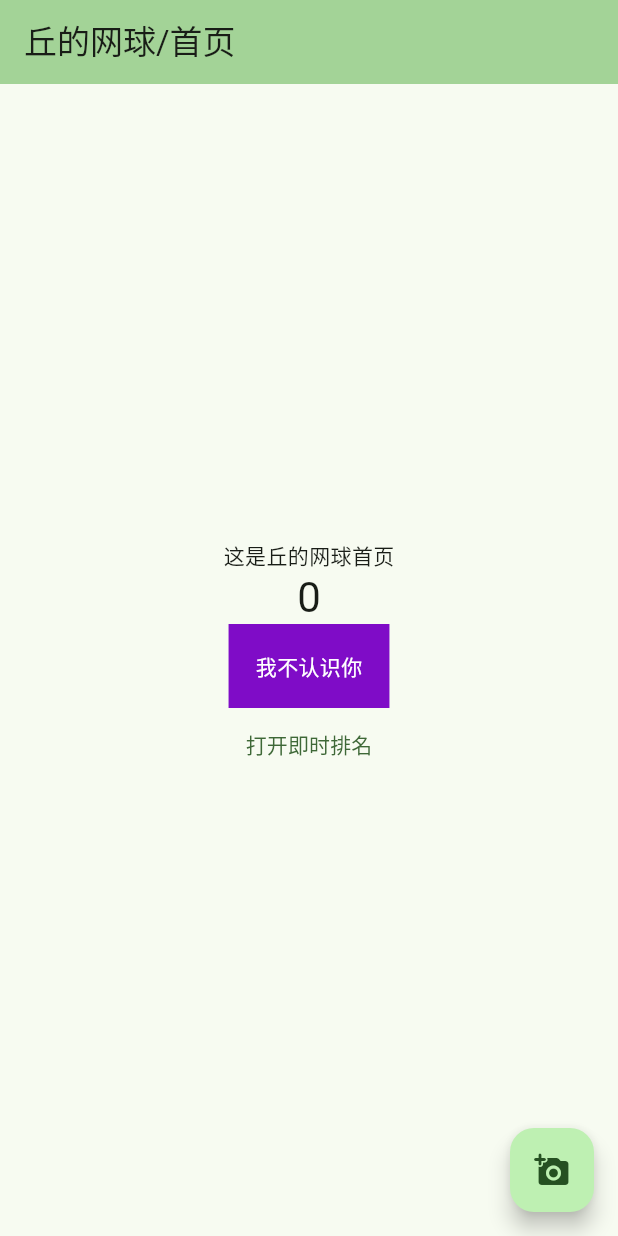
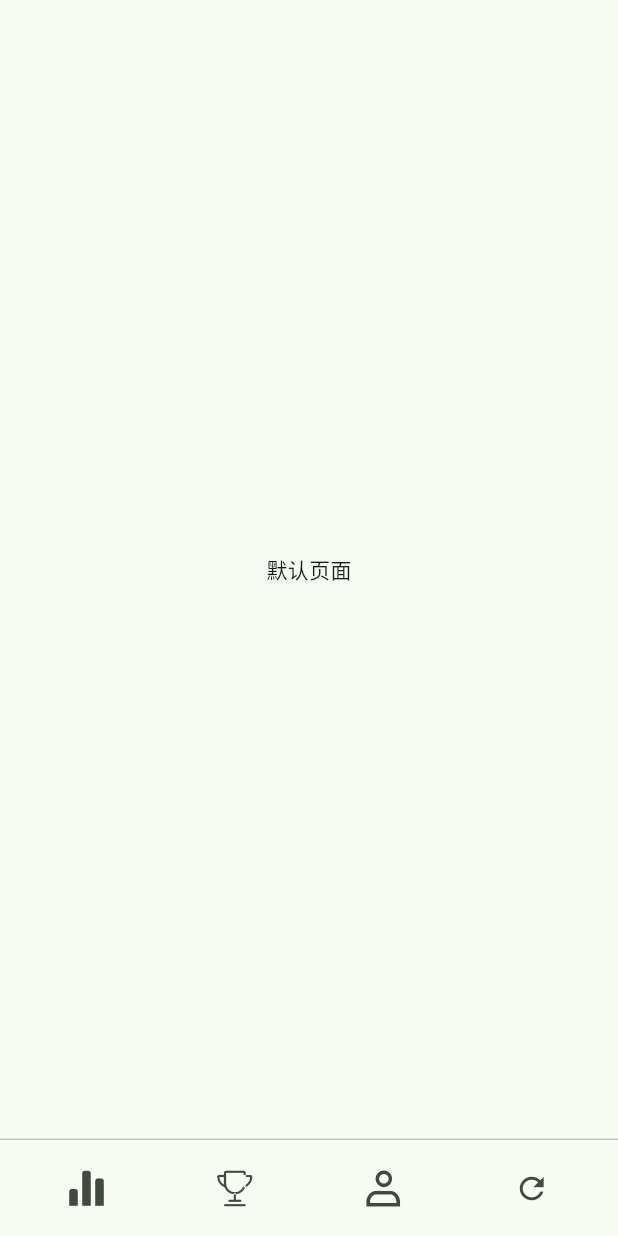
Before and after one commit to lesbuy/tennis-flutter, a Flutter app: the screen it shows after launch, on a phone screen of 412 x 824 dp. Run offline on Flutter 3.47's test engine with Material 2 defaults, Android fonts, the phone set to English and light mode, and no system bars.

Commit message:
home grid

```diff
--- /dev/null
+++ b/lib/components/iconfont.dart
@@ -0,0 +1,18 @@
+import 'package:flutter/material.dart';
+
+class IconFont {
+  static const IconData rank =
+      IconData(0xe66f, fontFamily: 'iconfont', matchTextDirection: true);
+  static const IconData trophy =
+      IconData(0xe619, fontFamily: 'iconfont', matchTextDirection: true);
+  static const IconData single =
+      IconData(0xe615, fontFamily: 'iconfont', matchTextDirection: true);
+  static const IconData double =
+      IconData(0xe617, fontFamily: 'iconfont', matchTextDirection: true);
+  static const IconData male =
+      IconData(0xe616, fontFamily: 'iconfont', matchTextDirection: true);
+  static const IconData female =
+      IconData(0xe618, fontFamily: 'iconfont', matchTextDirection: true);
+  static const IconData refresh =
+      IconData(0xe656, fontFamily: 'iconfont', matchTextDirection: true);
+}
--- a/lib/main.dart
+++ b/lib/main.dart
@@ -1,178 +1,181 @@
 import 'package:flutter/material.dart';
+import 'package:coric_tennis/components/iconfont.dart';
 
 void main() {
   runApp(const MyApp());
 }
 
+// root
 class MyApp extends StatelessWidget {
   const MyApp({super.key});
-
-  // This widget is the root of your application.
   @override
   Widget build(BuildContext context) {
     return MaterialApp(
       title: '丘的网球 Demo',
       theme: ThemeData(
-        // This is the theme of your application.
-        //
-        // TRY THIS: Try running your application with "flutter run". You'll see
-        // the application has a blue toolbar. Then, without quitting the app,
-        // try changing the seedColor in the colorScheme below to Colors.green
-        // and then invoke "hot reload" (save your changes or press the "hot
-        // reload" button in a Flutter-supported IDE, or press "r" if you used
-        // the command line to start the app).
-        //
-        // Notice that the counter didn't reset back to zero; the application
-        // state is not lost during the reload. To reset the state, use hot
-        // restart instead.
-        //
-        // This works for code too, not just values: Most code changes can be
-        // tested with just a hot reload.
         colorScheme: ColorScheme.fromSeed(
             seedColor: const Color.fromARGB(255, 11, 239, 49)),
         useMaterial3: true,
       ),
-      home: const MyHomePage(title: '丘的网球/首页'),
+      home: const Home(title: '丘的网球/首页'),
     );
   }
 }
 
-class MyHomePage extends StatefulWidget {
-  const MyHomePage({super.key, required this.title});
-
-  // This widget is the home page of your application. It is stateful, meaning
-  // that it has a State object (defined below) that contains fields that affect
-  // how it looks.
-
-  // This class is the configuration for the state. It holds the values (in this
-  // case the title) provided by the parent (in this case the App widget) and
-  // used by the build method of the State. Fields in a Widget subclass are
-  // always marked "final".
-
+// 首页
+class Home extends StatefulWidget {
+  const Home({super.key, required this.title});
   final String title;
 
   @override
-  State<MyHomePage> createState() => _MyHomePageState();
+  State<Home> createState() => _HomeState();
 }
 
-class _MyHomePageState extends State<MyHomePage> {
-  int _counter = 0;
+class _HomeState extends State<Home> {
+  int _tabIndex = 0;
 
-  void _incrementCounter() {
+  void _onItemTapped(int index) {
     setState(() {
-      // This call to setState tells the Flutter framework that something has
-      // changed in this State, which causes it to rerun the build method below
-      // so that the display can reflect the updated values. If we changed
-      // _counter without calling setState(), then the build method would not be
-      // called again, and so nothing would appear to happen.
-      _counter++;
+      _tabIndex = index;
     });
   }
 
   @override
   Widget build(BuildContext context) {
-    // This method is rerun every time setState is called, for instance as done
-    // by the _incrementCounter method above.
-    //
-    // The Flutter framework has been optimized to make rerunning build methods
-    // fast, so that you can just rebuild anything that needs updating rather
-    // than having to individually change instances of widgets.
     return Scaffold(
-      appBar: AppBar(
-        // TRY THIS: Try changing the color here to a specific color (to
-        // Colors.amber, perhaps?) and trigger a hot reload to see the AppBar
-        // change color while the other colors stay the same.
-        backgroundColor: Theme.of(context).colorScheme.inversePrimary,
-        // Here we take the value from the MyHomePage object that was created by
-        // the App.build method, and use it to set our appbar title.
-        title: Text(widget.title),
-      ),
-      body: Center(
-        // Center is a layout widget. It takes a single child and positions it
-        // in the middle of the parent.
-        child: Column(
-          // Column is also a layout widget. It takes a list of children and
-          // arranges them vertically. By default, it sizes itself to fit its
-          // children horizontally, and tries to be as tall as its parent.
-          //
-          // Column has various properties to control how it sizes itself and
-          // how it positions its children. Here we use mainAxisAlignment to
-          // center the children vertically; the main axis here is the vertical
-          // axis because Columns are vertical (the cross axis would be
-          // horizontal).
-          //
-          // TRY THIS: Invoke "debug painting" (choose the "Toggle Debug Paint"
-          // action in the IDE, or press "p" in the console), to see the
-          // wireframe for each widget.
-          mainAxisAlignment: MainAxisAlignment.center,
-          children: <Widget>[
-            const Text(
-              '这是丘的网球首页',
+      persistentFooterButtons: <Widget>[
+        Row(
+          mainAxisAlignment: MainAxisAlignment.spaceAround,
+          children: [
+            IconButton(
+              icon: const Icon(IconFont.rank),
+              onPressed: () => _onItemTapped(1),
             ),
-            Text(
-              '$_counter',
-              style: Theme.of(context).textTheme.headlineMedium,
+            IconButton(
+              icon: const Icon(IconFont.trophy),
+              onPressed: () => _onItemTapped(2),
             ),
-            const Echo(text: '我不认识你'),
-            TextButton(
-              child: const Text("打开即时排名"),
-              onPressed: () {
-                //导航到新路由
-                Navigator.push(
-                  context,
-                  MaterialPageRoute(builder: (context) {
-                    return const NewRoute();
-                  }),
-                );
-              },
+            IconButton(
+              icon: const Icon(IconFont.single),
+              onPressed: () => _onItemTapped(3),
+            ),
+            IconButton(
+              icon: const Icon(IconFont.refresh),
+              onPressed: () => _onItemTapped(4),
             ),
           ],
-        ),
-      ),
-      floatingActionButton: FloatingActionButton(
-        onPressed: _incrementCounter,
-        tooltip: 'Increment',
-        child: const Icon(Icons.add_a_photo_rounded),
-      ), // This trailing comma makes auto-formatting nicer for build methods.
+        )
+      ],
+      body: Body(tabIndex: _tabIndex),
     );
   }
 }
 
-class Echo extends StatelessWidget {
-  const Echo({
-    Key? key,
-    required this.text,
-    this.backgroundColor = const Color.fromARGB(255, 127, 12, 199), //默认为灰色
-  }) : super(key: key);
+class Body extends StatefulWidget {
+  const Body({Key? key, required this.tabIndex}) : super(key: key);
+  final int tabIndex;
+  @override
+  State<Body> createState() => _BodyState();
+}
 
-  final String text;
-  final Color backgroundColor;
-
+class _BodyState extends State<Body> {
   @override
   Widget build(BuildContext context) {
-    return Center(
-      child: Container(
-        padding: const EdgeInsets.all(18),
-        color: backgroundColor,
-        child: Text(text, style: const TextStyle(color: Colors.white)),
+    if (widget.tabIndex == 1) {
+      return const Player();
+    } else if (widget.tabIndex == 2) {
+      return const Rank();
+    } else if (widget.tabIndex == 3) {
+      return const Tour();
+    } else if (widget.tabIndex == 4) {
+      return const Setting();
+    } else {
+      return const DefaultPage();
+    }
+  }
+}
+
+class Player extends StatefulWidget {
+  const Player({Key? key}) : super(key: key);
+  @override
+  State<Player> createState() => _PlayerState();
+}
+
+class _PlayerState extends State<Player> {
+  @override
+  Widget build(BuildContext context) {
+    return const Center(
+      child: Text(
+        "球员页面",
       ),
     );
   }
 }
 
-class NewRoute extends StatelessWidget {
-  const NewRoute({super.key});
+class Rank extends StatefulWidget {
+  const Rank({Key? key}) : super(key: key);
+  @override
+  State<Rank> createState() => _RankState();
+}
 
+class _RankState extends State<Rank> {
   @override
   Widget build(BuildContext context) {
-    return Scaffold(
-      appBar: AppBar(
-        title: const Text("即时排名"),
-        backgroundColor: Theme.of(context).colorScheme.inversePrimary,
-      ),
-      body: const Center(
-        child: Text("新页面了"),
+    return const Center(
+      child: Text(
+        "排名页面",
       ),
     );
   }
 }
+
+class Tour extends StatefulWidget {
+  const Tour({Key? key}) : super(key: key);
+  @override
+  State<Tour> createState() => _TourState();
+}
+
+class _TourState extends State<Tour> {
+  @override
+  Widget build(BuildContext context) {
+    return const Center(
+      child: Text(
+        "赛事页面",
+      ),
+    );
+  }
+}
+
+class Setting extends StatefulWidget {
+  const Setting({Key? key}) : super(key: key);
+  @override
+  State<Setting> createState() => _SettingState();
+}
+
+class _SettingState extends State<Setting> {
+  @override
+  Widget build(BuildContext context) {
+    return const Center(
+      child: Text(
+        "设置页面",
+      ),
+    );
+  }
+}
+
+class DefaultPage extends StatefulWidget {
+  const DefaultPage({Key? key}) : super(key: key);
+  @override
+  State<DefaultPage> createState() => _DefaultPageState();
+}
+
+class _DefaultPageState extends State<DefaultPage> {
+  @override
+  Widget build(BuildContext context) {
+    return const Center(
+      child: Text(
+        "默认页面",
+      ),
+    );
+  }
+}
```
Also changed, not shown: pubspec.yaml (+4 -11 lines), assets/fonts/font_931388_nfc911azmsq.ttf (added), 3 other files.
